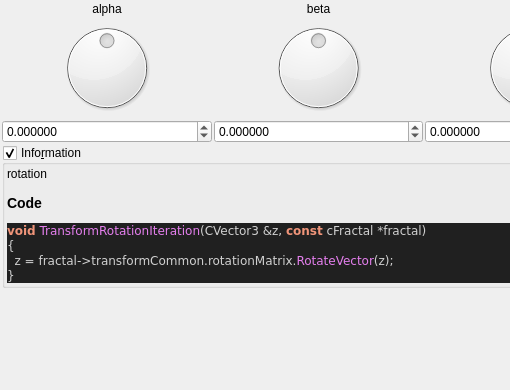
Above: mandelbulber2/qt_data/fractal_transf_rotation.ui from buddhi1980/mandelbulber2 before the change; both pictures show x 0 to 510 and y 0 to 390 of the 637 by 709 pixel window. Below: the same form after it.
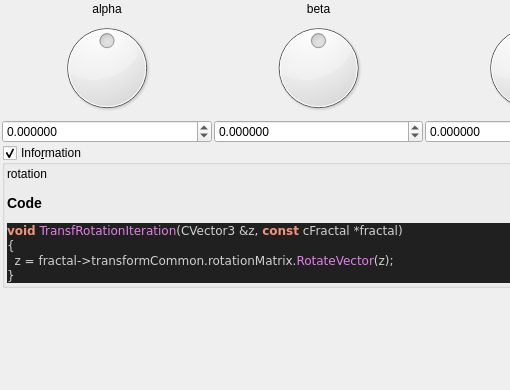
That is the form after the change. Custom widgets are drawn as their Qt base class.

The edit to the form file:
```diff
--- a/mandelbulber2/qt_data/fractal_transf_rotation.ui
+++ b/mandelbulber2/qt_data/fractal_transf_rotation.ui
@@ -223,7 +223,7 @@
 &lt;/table&gt;
 &lt;h3&gt;Code&lt;/h3&gt;
 &lt;body style=&quot;background-color:#202020&quot;&gt;
-&lt;pre style=&quot;color:#d0d0d0; background-color:#202020;  font-family:'Courier New',monospace;&quot;&gt;&lt;span style=&quot;color:#f09479; font-weight:bold&quot;&gt;void&lt;/span&gt; &lt;span style=&quot;color:#e47eed&quot;&gt;TransformRotationIteration&lt;/span&gt;&lt;span style=&quot;color:#d0d0d0&quot;&gt;(&lt;/span&gt;CVector3 &lt;span style=&quot;color:#d0d0d0&quot;&gt;&amp;amp;&lt;/span&gt;z&lt;span style=&quot;color:#d0d0d0&quot;&gt;,&lt;/span&gt; &lt;span style=&quot;color:#f09479; font-weight:bold&quot;&gt;const&lt;/span&gt; cFractal &lt;span style=&quot;color:#d0d0d0&quot;&gt;*&lt;/span&gt;fractal&lt;span style=&quot;color:#d0d0d0&quot;&gt;)&lt;/span&gt;
+&lt;pre style=&quot;color:#d0d0d0; background-color:#202020;  font-family:'Courier New',monospace;&quot;&gt;&lt;span style=&quot;color:#f09479; font-weight:bold&quot;&gt;void&lt;/span&gt; &lt;span style=&quot;color:#e47eed&quot;&gt;TransfRotationIteration&lt;/span&gt;&lt;span style=&quot;color:#d0d0d0&quot;&gt;(&lt;/span&gt;CVector3 &lt;span style=&quot;color:#d0d0d0&quot;&gt;&amp;amp;&lt;/span&gt;z&lt;span style=&quot;color:#d0d0d0&quot;&gt;,&lt;/span&gt; &lt;span style=&quot;color:#f09479; font-weight:bold&quot;&gt;const&lt;/span&gt; cFractal &lt;span style=&quot;color:#d0d0d0&quot;&gt;*&lt;/span&gt;fractal&lt;span style=&quot;color:#d0d0d0&quot;&gt;)&lt;/span&gt;
 &lt;span style=&quot;color:#d0d0d0&quot;&gt;{&lt;/span&gt;
   z &lt;span style=&quot;color:#d0d0d0&quot;&gt;=&lt;/span&gt; fractal&lt;span style=&quot;color:#d0d0d0&quot;&gt;-&amp;gt;&lt;/span&gt;transformCommon&lt;span style=&quot;color:#d0d0d0&quot;&gt;.&lt;/span&gt;rotationMatrix&lt;span style=&quot;color:#d0d0d0&quot;&gt;.&lt;/span&gt;&lt;span style=&quot;color:#e47eed&quot;&gt;RotateVector&lt;/span&gt;&lt;span style=&quot;color:#d0d0d0&quot;&gt;(&lt;/span&gt;z&lt;span style=&quot;color:#d0d0d0&quot;&gt;);&lt;/span&gt;
 &lt;span style=&quot;color:#d0d0d0&quot;&gt;}&lt;/span&gt;
```
